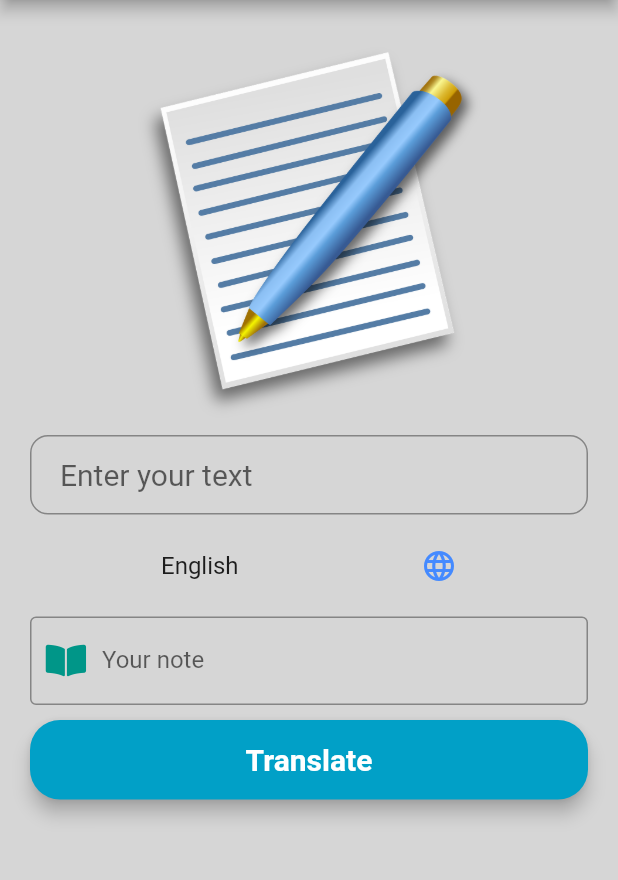
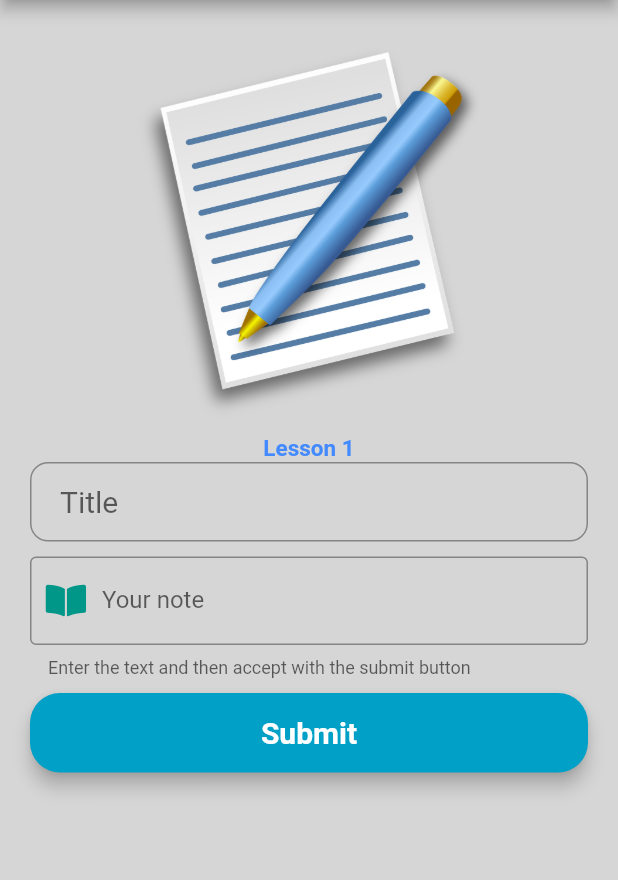
Before and after one commit to olaziobrowska/Mobile-application-supporting-language-learning, a Flutter app: the NotesView screen opened by its route, on a phone screen of 412 x 824 dp, the part 75-955 px from its top. Run offline on Flutter 3.47's test engine with Material 2 defaults, Android fonts, the light colour scheme and no system bars; our stand-ins replace cloud_firestore, firebase_auth, firebase_messaging, font_awesome_flutter, get_it, shared_preferences; missing offline and left inert: translator, uiblock; accounts and stored records are empty; Roboto replaces fonts that are missing (Montserrat).

Commit message:
refactoring and basic notesView

```diff
--- a/language_app/lib/views/home_view/homeView.dart
+++ b/language_app/lib/views/home_view/homeView.dart
@@ -11,7 +11,6 @@ import 'package:provider/provider.dart';
 import 'homeViewStyle.dart';
 
 //TODO zrobić zapamiętanie z jakiego języka na jaki się tłumaczy
-//TODO zmienić listę Languages z testowej
 //TODO podpiąć pod translateButton logikę
 //TODO refactor + wyniesienie DropDown
 
--- a/language_app/lib/views/home_view/homeViewStyle.dart
+++ b/language_app/lib/views/home_view/homeViewStyle.dart
@@ -13,7 +13,7 @@ Padding HomeViewPadding(List<Widget> widgetList, String imagePath) {
       mainAxisAlignment: MainAxisAlignment.center,
       children: <Widget>[
         SizedBox(height: 10.0),
-        SizedBox(height: 250.0, child: InsertImage(imagePath)),
+        SizedBox(height: 240.0, child: InsertImage(imagePath)),
         SizedBox(height: 5.0),
         DropdownButton(
           underline: SizedBox(),
--- a/language_app/lib/views/lessons_view/lessonsView.dart
+++ b/language_app/lib/views/lessons_view/lessonsView.dart
@@ -5,9 +5,9 @@ import 'package:language_app/components/common/commonComponents.dart';
 import 'package:language_app/components/drawer/drawer.dart';
 import 'package:language_app/utils/global_const/globalLayout.dart';
 import 'package:language_app/utils/routes/routes.dart';
-import 'package:language_app/views/home_view/homeViewModel.dart';
 import 'package:provider/provider.dart';
 
+import 'lessonsModel.dart';
 import 'lessonsStyle.dart';
 
 class LessonsView extends StatefulWidget {
@@ -22,7 +22,7 @@ class LessonsView extends StatefulWidget {
 }
 
 class _LessonsViewState extends State<LessonsView> {
-  final HomeViewModel _homeViewModel = HomeViewModel.instance;
+  final LessonsViewModel _lessonsViewModel = LessonsViewModel.instance;
 
   @override
   Widget build(BuildContext context) {
@@ -33,7 +33,7 @@ class _LessonsViewState extends State<LessonsView> {
     List<Widget> widgetList = [addLessonButton];
 
     return ChangeNotifierProvider.value(
-      value: _homeViewModel,
+      value: _lessonsViewModel,
       child: Scaffold(
         appBar: PreferredSize(
             preferredSize: Size.fromHeight(50),
--- a/language_app/lib/views/notes_view/notesStyle.dart
+++ b/language_app/lib/views/notes_view/notesStyle.dart
@@ -1,9 +1,8 @@
 import 'package:flutter/material.dart';
 import 'package:font_awesome_flutter/font_awesome_flutter.dart';
 import 'package:language_app/components/common/commonComponents.dart';
-import 'package:language_app/views/home_view/homeViewModel.dart';
 
-String selectedLang = 'en'; //todo zmienic
+String lessonId ="1";
 
 Padding NotesViewPadding(List<Widget> widgetList, String imagePath) {
   return Padding(
@@ -15,32 +14,21 @@ Padding NotesViewPadding(List<Widget> widgetList, String imagePath) {
         SizedBox(height: 10.0),
         SizedBox(height: 250.0, child: InsertImage(imagePath)),
         SizedBox(height: 10.0),
+        Text("Lesson " + lessonId, style: TextStyle(fontWeight: FontWeight.bold, color: Colors.blueAccent, fontSize: 15.0)),
         widgetList[0],
-        SizedBox(height: 10.0),
-        DropdownButton(
-          underline: SizedBox(),
-          hint: Text('Please choose language'),
-          icon: Icon(
-            Icons.language,
-            color: Colors.blueAccent,
-          ),
-          items: HomeViewModel.instance.buildLangItems(),
-          onChanged: (val) {
-            print(val);
-          },
-          value: selectedLang,
-        ),
         SizedBox(height: 10.0),
         TextField(
             keyboardType: TextInputType.multiline,
             maxLines: null,
             decoration: InputDecoration(
-                hintText: 'Please input some notes',
                 labelText: 'Your note',
-                prefixIcon: const Icon(FontAwesomeIcons.bookOpen, color: Colors.teal),
+                helperText:
+                    'Enter the text and then accept with the submit button',
+                hintText: 'Please enter notes',
+                prefixIcon:
+                    const Icon(FontAwesomeIcons.bookOpen, color: Colors.teal),
                 border: new OutlineInputBorder(
                     borderSide: new BorderSide(color: Colors.teal)))),
-
         SizedBox(height: 10.0),
         widgetList[1],
         SizedBox(height: 25.0)
--- a/language_app/lib/views/notes_view/notesView.dart
+++ b/language_app/lib/views/notes_view/notesView.dart
@@ -5,8 +5,9 @@ import 'package:language_app/components/common/commonComponents.dart';
 import 'package:language_app/components/drawer/drawer.dart';
 import 'package:language_app/utils/global_const/globalLayout.dart';
 import 'package:language_app/utils/routes/routes.dart';
-import 'package:language_app/views/home_view/homeViewModel.dart';
+import 'package:language_app/views/notes_view/notesModel.dart';
 import 'package:provider/provider.dart';
+
 import 'notesStyle.dart';
 
 class NotesView extends StatefulWidget {
@@ -21,30 +22,23 @@ class NotesView extends StatefulWidget {
 }
 
 class _NotesViewState extends State<NotesView> {
-  final HomeViewModel _homeViewModel = HomeViewModel.instance;
+  final NotesViewModel _notesViewModel = NotesViewModel.instance;
 
   @override
   Widget build(BuildContext context) {
-    final inputWord = TextInputComponent("Enter your text", false, null);
+    final inputWord = TextInputComponent("Title", false, null);
     final logoPath = "assets/images/paper1.png";
-    final translateButton = OnPressButton("Translate", () {
-      _homeViewModel.translator
-          .translate("car is pretty", from: 'en', to: 'pl')
-          .then(print);
-      // widget._navigationService.navigateTo("homeView", 1);
+    final submitButton = OnPressButton("Submit", () {
+      widget._navigationService.navigateTo("homeView", 1);
     }, context);
-    final createFlashcardButton = OnPressButton("Create Flashcard", () {
-      widget._navigationService
-          .navigateTo("homeView", 1); //TODO nawigacja do FlashCard
-    }, context);
+
     List<Widget> widgetList = [
       inputWord,
-      translateButton,
-      createFlashcardButton
+      submitButton,
     ];
 
     return ChangeNotifierProvider.value(
-      value: _homeViewModel,
+      value: _notesViewModel,
       child: Scaffold(
         appBar: PreferredSize(
             preferredSize: Size.fromHeight(50),
```
Also changed, not shown: language_app/lib/views/notes_view/notesModel.dart (+0 -22 lines).
